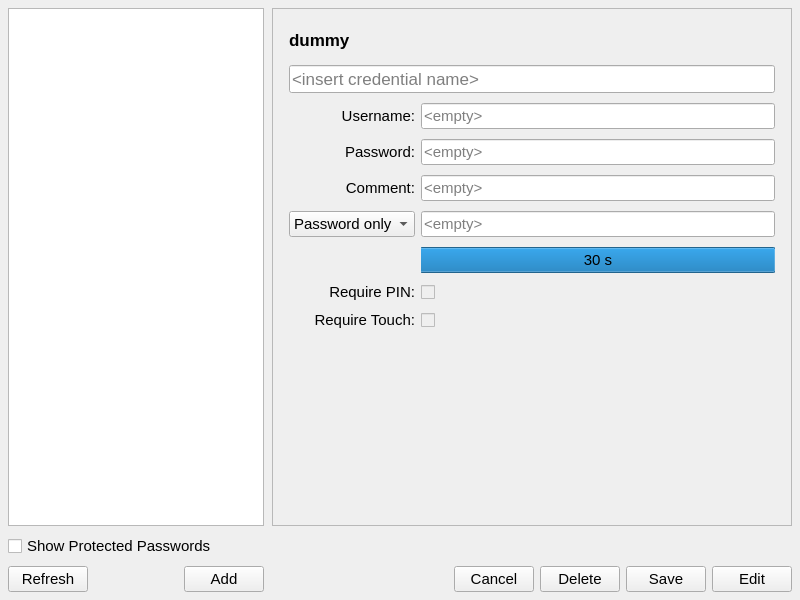
Above: nitrokeyapp/ui/secrets_tab.ui from Nitrokey/nitrokey-app2 before the change. Below: the same form after it.
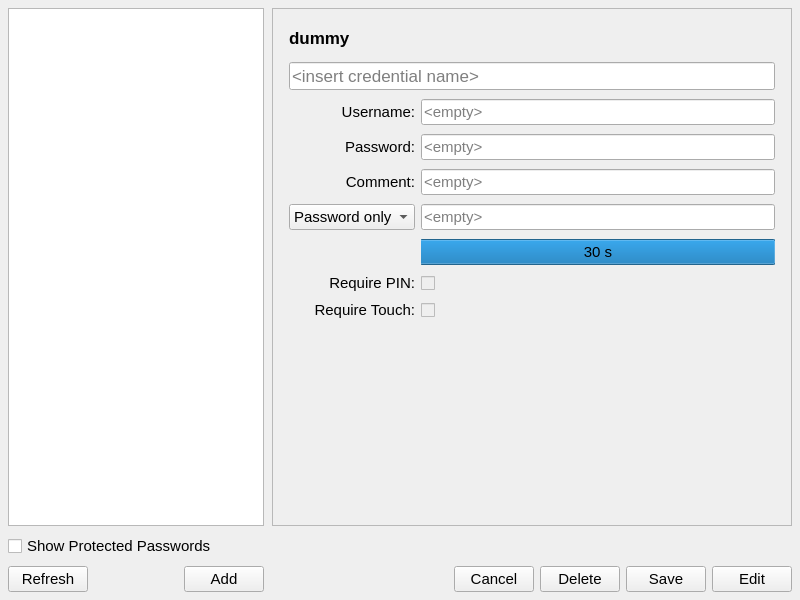
That is the form after the change. Icons and pictures are not drawn.

Commit message: passwords: tighten form spacing so it fits without scrolling

What changed in the file:
```diff
--- a/nitrokeyapp/ui/secrets_tab.ui
+++ b/nitrokeyapp/ui/secrets_tab.ui
@@ -244,16 +244,16 @@
                <number>16</number>
               </property>
               <property name="topMargin">
-               <number>16</number>
+               <number>14</number>
               </property>
               <property name="rightMargin">
                <number>16</number>
               </property>
               <property name="bottomMargin">
-               <number>16</number>
+               <number>14</number>
               </property>
               <property name="verticalSpacing">
-               <number>10</number>
+               <number>9</number>
               </property>
               <item row="0" column="0">
                <widget class="QLabel" name="name_label">
```
